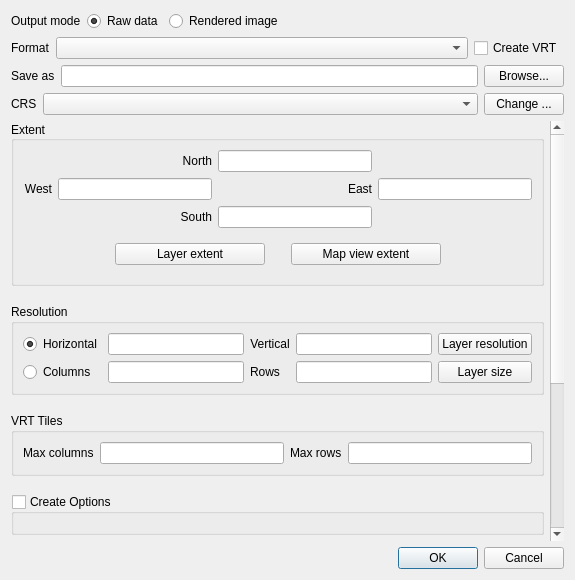
Qt form src/ui/qgsrasterlayersaveasdialogbase.ui (carsmie/QGIS) before a commit.
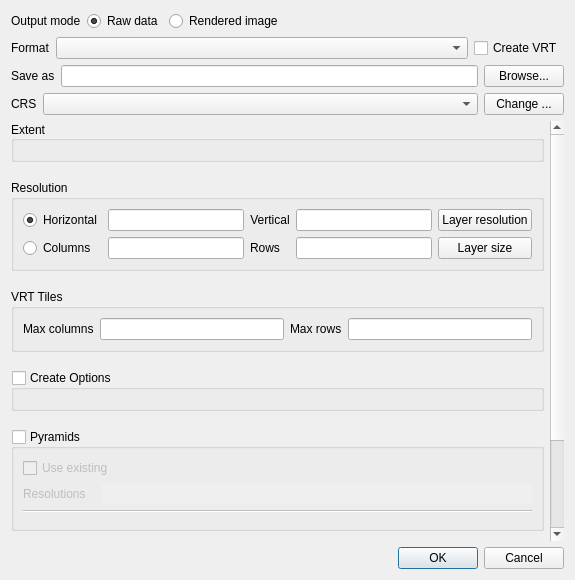
The same form after that commit. Icons and pictures are not drawn. Custom widgets are drawn as their Qt base class.

Commit message: Use QgsExtentGroupBox also in raster Save as dialog

What changed in the file:
```diff
--- a/src/ui/qgsrasterlayersaveasdialogbase.ui
+++ b/src/ui/qgsrasterlayersaveasdialogbase.ui
@@ -201,8 +201,8 @@
        <rect>
         <x>0</x>
         <y>0</y>
-        <width>549</width>
-        <height>700</height>
+        <width>550</width>
+        <height>618</height>
        </rect>
       </property>
       <layout class="QVBoxLayout" name="verticalLayout_5">
@@ -241,142 +241,13 @@
          <property name="checkable">
           <bool>false</bool>
          </property>
-         <layout class="QVBoxLayout" name="verticalLayout_2">
-          <item>
-           <layout class="QGridLayout" name="gridLayout_4">
-            <item row="1" column="0">
-             <widget class="QLabel" name="mXMinLabel">
-              <property name="text">
-               <string>West</string>
-              </property>
-              <property name="alignment">
-               <set>Qt::AlignRight|Qt::AlignTrailing|Qt::AlignVCenter</set>
-              </property>
-             </widget>
-            </item>
-            <item row="1" column="1">
-             <widget class="QLineEdit" name="mXMinLineEdit"/>
-            </item>
-            <item row="1" column="2">
-             <widget class="QLabel" name="mXMaxLabel">
-              <property name="text">
-               <string>East</string>
-              </property>
-              <property name="alignment">
-               <set>Qt::AlignRight|Qt::AlignTrailing|Qt::AlignVCenter</set>
-              </property>
-             </widget>
-            </item>
-            <item row="1" column="3">
-             <widget class="QLineEdit" name="mXMaxLineEdit"/>
-            </item>
-            <item row="0" column="1">
-             <widget class="QLabel" name="mYMaxLabel">
-              <property name="text">
-               <string>North</string>
-              </property>
-              <property name="alignment">
-               <set>Qt::AlignRight|Qt::AlignTrailing|Qt::AlignVCenter</set>
-              </property>
-             </widget>
-            </item>
-            <item row="0" column="2">
-             <widget class="QLineEdit" name="mYMaxLineEdit">
-              <property name="text">
-               <string/>
-              </property>
-             </widget>
-            </item>
-            <item row="2" column="1">
-             <widget class="QLabel" name="mYMinLabel">
-              <property name="text">
-               <string>South</string>
-              </property>
-              <property name="alignment">
-               <set>Qt::AlignRight|Qt::AlignTrailing|Qt::AlignVCenter</set>
-              </property>
-             </widget>
-            </item>
-            <item row="2" column="2">
-             <widget class="QLineEdit" name="mYMinLineEdit"/>
-            </item>
-           </layout>
-          </item>
-          <item>
-           <widget class="QWidget" name="widget_2" native="true">
-            <layout class="QHBoxLayout" name="horizontalLayout_8">
-             <item>
-              <spacer name="horizontalSpacer_3">
-               <property name="orientation">
-                <enum>Qt::Horizontal</enum>
-               </property>
-               <property name="sizeHint" stdset="0">
-                <size>
-                 <width>40</width>
-                 <height>20</height>
-                </size>
-               </property>
-              </spacer>
-             </item>
-             <item>
-              <widget class="QPushButton" name="mOriginalExtentButton">
-               <property name="minimumSize">
-                <size>
-                 <width>150</width>
-                 <height>0</height>
-                </size>
-               </property>
-               <property name="text">
-                <string>Layer extent</string>
-               </property>
-              </widget>
-             </item>
-             <item>
-              <spacer name="horizontalSpacer_4">
-               <property name="orientation">
-                <enum>Qt::Horizontal</enum>
-               </property>
-               <property name="sizeType">
-                <enum>QSizePolicy::Fixed</enum>
-               </property>
-               <property name="sizeHint" stdset="0">
-                <size>
-                 <width>20</width>
-                 <height>20</height>
-                </size>
-               </property>
-              </spacer>
-             </item>
-             <item>
-              <widget class="QPushButton" name="mCurrentExtentButton">
-               <property name="minimumSize">
-                <size>
-                 <width>150</width>
-                 <height>0</height>
-                </size>
-               </property>
-               <property name="text">
-                <string>Map view extent</string>
-               </property>
-              </widget>
-             </item>
-             <item>
-              <spacer name="horizontalSpacer_2">
-               <property name="orientation">
-                <enum>Qt::Horizontal</enum>
-               </property>
-               <property name="sizeHint" stdset="0">
-                <size>
-                 <width>40</width>
-                 <height>20</height>
-                </size>
-               </property>
-              </spacer>
-             </item>
-            </layout>
-           </widget>
-          </item>
-         </layout>
+         <property name="collapsed" stdset="0">
+          <bool>false</bool>
+         </property>
+         <property name="saveCollapsedState" stdset="0">
+          <bool>true</bool>
+         </property>
+         <layout class="QVBoxLayout" name="verticalLayout_2"/>
         </widget>
        </item>
        <item>
@@ -781,6 +652,12 @@
    <header>qgsrasterpyramidsoptionswidget.h</header>
    <container>1</container>
   </customwidget>
+  <customwidget>
+   <class>QgsExtentGroupBox</class>
+   <extends>QGroupBox</extends>
+   <header>qgsextentgroupbox.h</header>
+   <container>1</container>
+  </customwidget>
  </customwidgets>
  <resources/>
  <connections>
```
Left out of the diff: 42 changed lines with no effect on the pictures. The commit also changes 4 other files.
